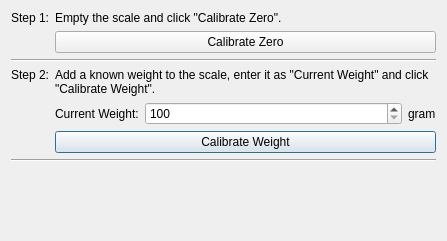
The window that src/brickv/plugin_system/plugins/load_cell/ui/calibration.ui (Tinkerforge/brickv) describes before a commit, drawn with Qt 5.
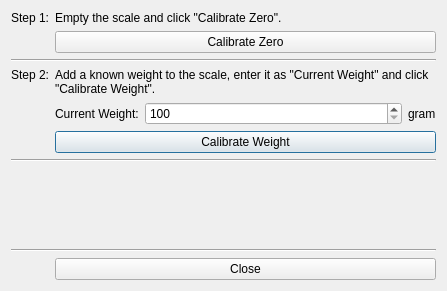
The same window after the commit.

Commit message:
Ensure that all QDialogs have a close button
Some window manager doen't provide a close button as part of the window
decoration for dialogs.

```diff
--- a/src/brickv/plugin_system/plugins/load_cell/ui/calibration.ui
+++ b/src/brickv/plugin_system/plugins/load_cell/ui/calibration.ui
@@ -7,7 +7,7 @@
     <x>0</x>
     <y>0</y>
     <width>447</width>
-    <height>241</height>
+    <height>291</height>
    </rect>
   </property>
   <property name="windowTitle">
@@ -127,9 +127,21 @@
        </property>
       </widget>
      </item>
-    </layout>
-   </item>
-   <item>
+     <item row="10" column="1" colspan="3">
+      <widget class="QPushButton" name="button_close">
+       <property name="text">
+        <string>Close</string>
+       </property>
+      </widget>
+     </item>
+     <item row="9" column="0" colspan="4">
+      <widget class="Line" name="line_3">
+       <property name="orientation">
+        <enum>Qt::Horizontal</enum>
+       </property>
+      </widget>
+     </item>
+     <item row="8" column="1">
     <spacer name="verticalSpacer">
      <property name="orientation">
       <enum>Qt::Vertical</enum>
@@ -141,6 +153,8 @@
       </size>
      </property>
     </spacer>
+     </item>
+    </layout>
    </item>
   </layout>
  </widget>
```
Lines whose indentation alone changed are shown as unchanged. The commit also changes 26 other files.
